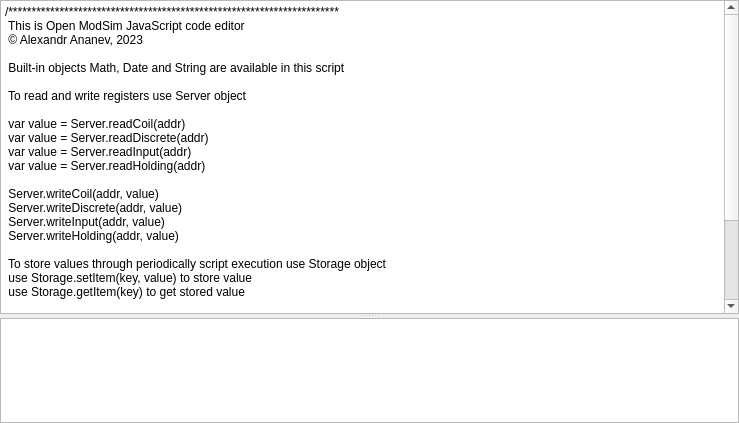
First picture: the form in omodsim/controls/scriptcontrol.ui, repository sanny32/OpenModSim, before the edit.
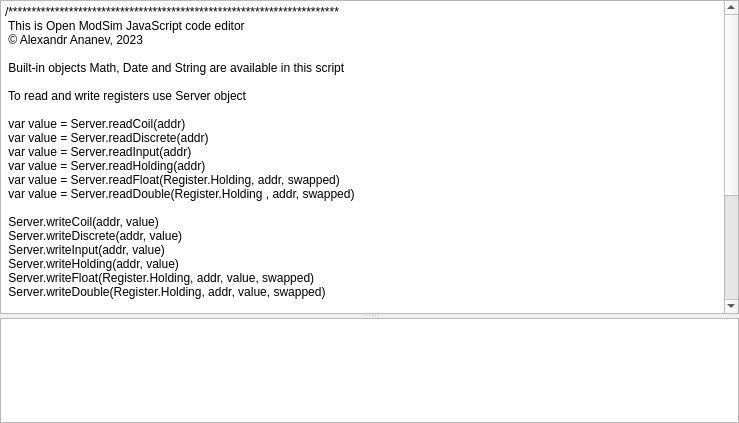
Second picture: the form after the edit. Custom widgets are drawn as their Qt base class.

Commit message: Correct text in script control

```diff
--- a/omodsim/controls/scriptcontrol.ui
+++ b/omodsim/controls/scriptcontrol.ui
@@ -47,12 +47,16 @@
  var value = Server.readCoil(addr)
  var value = Server.readDiscrete(addr)		
  var value = Server.readInput(addr)		
- var value = Server.readHolding(addr)		
+ var value = Server.readHolding(addr)
+ var value = Server.readFloat(Register.Holding, addr, swapped)
+ var value = Server.readDouble(Register.Holding , addr, swapped)		
 
  Server.writeCoil(addr, value)
  Server.writeDiscrete(addr, value)
  Server.writeInput(addr, value)	
- Server.writeHolding(addr, value)	
+ Server.writeHolding(addr, value)
+ Server.writeFloat(Register.Holding, addr, value, swapped)
+ Server.writeDouble(Register.Holding, addr, value, swapped)	
 
  To store values through periodically script execution use Storage object
  use Storage.setItem(key, value) to store value
```
